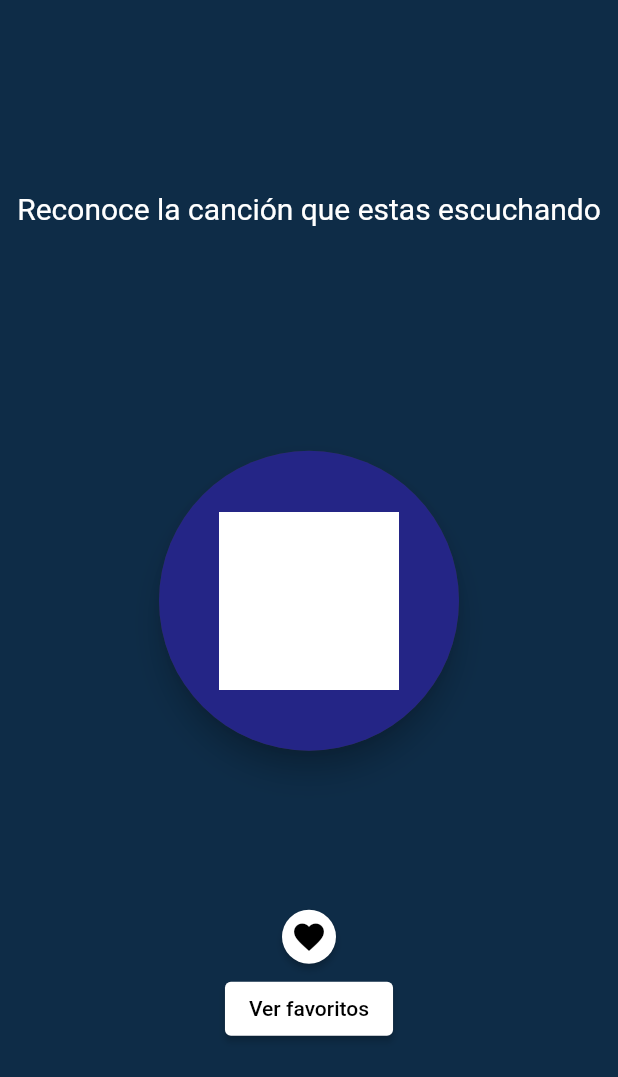
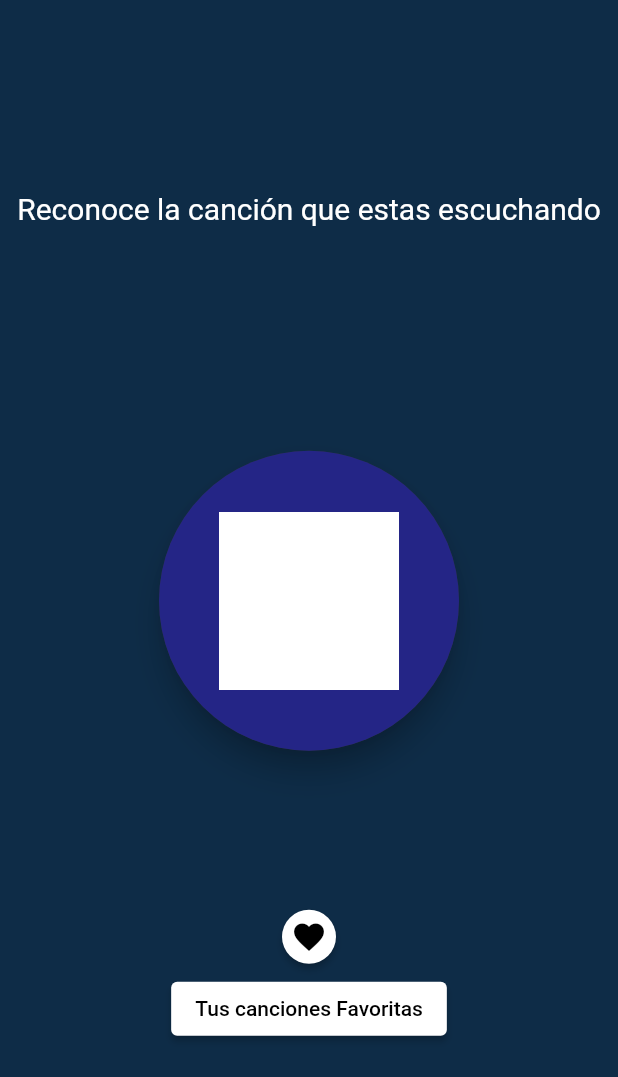
Before and after one commit to CarlosRomo0806/Integradora_1, a Flutter app: the screen it shows after launch, on a phone screen of 412 x 824 dp. Shown: the top 1077 px of the screen. Run offline on Flutter 3.47's test engine with Material 2 defaults, Android fonts, the light colour scheme and no system bars; drawn by our look-alikes of avatar_glow; our stand-ins replace bloc, equatable, flutter_bloc; missing offline and left inert: record.

Commit message:
Update home_page.dart

```diff
--- a/lib/pages/home_page.dart
+++ b/lib/pages/home_page.dart
@@ -184,7 +184,7 @@ class _HomePageState extends State<HomePage> {
                       backgroundColor: Colors.white,
                     ),
                     child: const Text(
-                      'Ver favoritos',
+                      'Tus canciones Favoritas',
                       style: TextStyle(color: Colors.black),
                     ))
               ],
```
